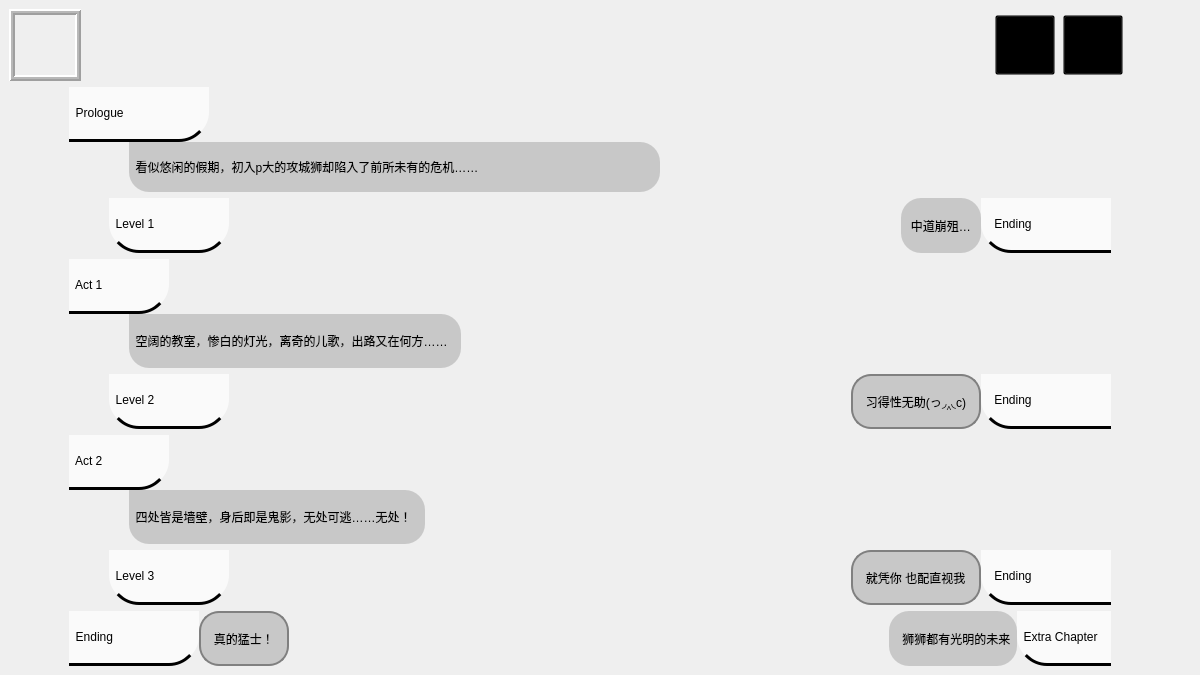
First picture: the form in start_menu/menuwindow.ui, repository Litchi-Silhouette/DDL, before the edit.
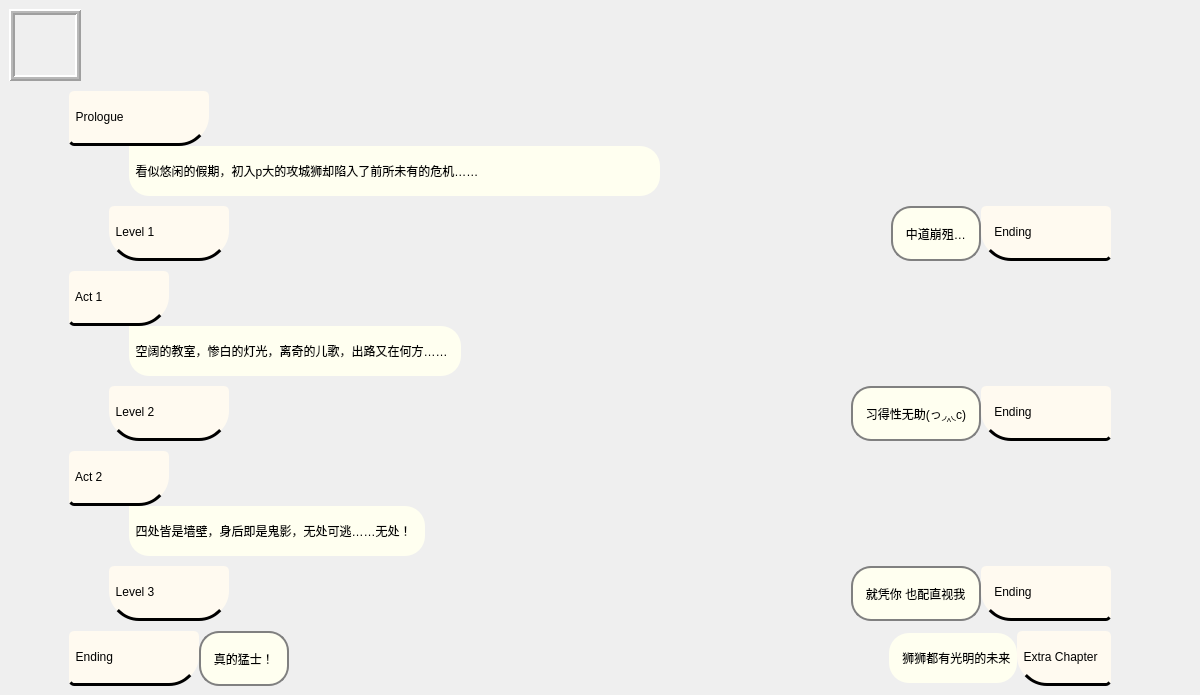
Second picture: the form after the edit. Icons and pictures are not drawn.

```diff
--- a/start_menu/menuwindow.ui
+++ b/start_menu/menuwindow.ui
@@ -10,6 +10,13 @@
     <height>675</height>
    </rect>
   </property>
+  <property name="palette">
+   <palette>
+    <active/>
+    <inactive/>
+    <disabled/>
+   </palette>
+  </property>
   <property name="cursor">
    <cursorShape>ArrowCursor</cursorShape>
   </property>
@@ -17,10 +24,14 @@
    <string>MainWindow</string>
   </property>
   <property name="styleSheet">
-   <string notr="true"/>
+   <string notr="true">QMainWindow{background: url(:/pic/image/background.png);}
+QPushButton{border-radius: 5px;}</string>
   </property>
   <widget class="QWidget" name="centralwidget">
    <layout class="QVBoxLayout" name="verticalLayout">
+    <property name="spacing">
+     <number>10</number>
+    </property>
     <item>
      <layout class="QHBoxLayout" name="horizontalLayout">
       <property name="spacing">
@@ -242,7 +253,7 @@
 text-align: left;
 border-bottom-right-radius: 30px;
 border-bottom: 3px solid black;
-background: rgba(250,250,250,1);
+background: rgba(255,250,240,1);
 }</string>
         </property>
         <property name="text">
@@ -280,7 +291,7 @@
           </property>
           <property name="styleSheet">
            <string notr="true">QLabel{
-background:rgba(200,200,200,1);
+background: rgba(255,255,240,1);
 font: 20pt &quot;华文楷体&quot;;
 border-bottom-right-radius: 20px;
 border-bottom-left-radius: 20px;
@@ -348,7 +359,7 @@
 border-bottom-right-radius: 30px;
 border-bottom-left-radius: 30px;
 border-bottom: 3px solid black;
-background: rgba(250,250,250,1);
+background: rgba(255,250,240,1);
 }</string>
         </property>
         <property name="text">
@@ -371,11 +382,24 @@
       </item>
       <item>
        <widget class="QLabel" name="end1Label">
+        <property name="sizePolicy">
+         <sizepolicy hsizetype="Preferred" vsizetype="Fixed">
+          <horstretch>0</horstretch>
+          <verstretch>0</verstretch>
+         </sizepolicy>
+        </property>
+        <property name="minimumSize">
+         <size>
+          <width>0</width>
+          <height>55</height>
+         </size>
+        </property>
         <property name="styleSheet">
          <string notr="true">QLabel{
-background:rgba(200,200,200,1);
+background: rgba(255,255,240,1);
 font: 20pt &quot;华文楷体&quot;;
 border-radius: 20px;
+border:2px solid gray;
 text-align: left;
 }</string>
         </property>
@@ -416,7 +440,7 @@
 text-align: left;
 border-bottom-left-radius: 30px;
 border-bottom: 3px solid black;
-background: rgba(250,250,250,1);
+background: rgba(255,250,240,1);
 }</string>
         </property>
         <property name="text">
@@ -454,7 +478,7 @@
 text-align: left;
 border-bottom-right-radius: 30px;
 border-bottom: 3px solid black;
-background: rgba(250,250,250,1);
+background: rgba(255,250,240,1);
 }</string>
         </property>
         <property name="text">
@@ -468,7 +492,13 @@
          <number>60</number>
         </property>
         <item>
-         <widget class="QLabel" name="label_2">
+         <widget class="QLabel" name="act1Label">
+          <property name="sizePolicy">
+           <sizepolicy hsizetype="Preferred" vsizetype="Fixed">
+            <horstretch>0</horstretch>
+            <verstretch>0</verstretch>
+           </sizepolicy>
+          </property>
           <property name="minimumSize">
            <size>
             <width>0</width>
@@ -477,7 +507,7 @@
           </property>
           <property name="styleSheet">
            <string notr="true">QLabel{
-background:rgba(200,200,200,1);
+background: rgba(255,255,240,1);
 font: 20pt &quot;华文楷体&quot;;
 border-bottom-right-radius: 20px;
 border-bottom-left-radius: 20px;
@@ -542,7 +572,7 @@
 border-bottom-right-radius: 30px;
 border-bottom-left-radius: 30px;
 border-bottom: 3px solid black;
-background: rgba(250,250,250,1);
+background: rgba(255,250,240,1);
 }</string>
         </property>
         <property name="text">
@@ -565,9 +595,21 @@
       </item>
       <item>
        <widget class="QLabel" name="end2Label">
+        <property name="sizePolicy">
+         <sizepolicy hsizetype="Preferred" vsizetype="Fixed">
+          <horstretch>0</horstretch>
+          <verstretch>0</verstretch>
+         </sizepolicy>
+        </property>
+        <property name="minimumSize">
+         <size>
+          <width>0</width>
+          <height>55</height>
+         </size>
+        </property>
         <property name="styleSheet">
          <string notr="true">QLabel{
-background:rgba(200,200,200,1);
+background: rgba(255,255,240,1);
 font: 20pt &quot;华文楷体&quot;;
 border-radius: 20px;
 border:2px solid gray;
@@ -599,7 +641,7 @@
 text-align: left;
 border-bottom-left-radius: 30px;
 border-bottom: 3px solid black;
-background: rgba(250,250,250,1);
+background: rgba(255,250,240,1);
 }</string>
         </property>
         <property name="text">
@@ -637,7 +679,7 @@
 text-align: left;
 border-bottom-right-radius: 30px;
 border-bottom: 3px solid black;
-background: rgba(250,250,250,1);
+background: rgba(255,250,240,1);
 }</string>
         </property>
         <property name="text">
@@ -651,7 +693,13 @@
          <number>60</number>
         </property>
         <item>
-         <widget class="QLabel" name="label_3">
+         <widget class="QLabel" name="act2Label">
+          <property name="sizePolicy">
+           <sizepolicy hsizetype="Preferred" vsizetype="Fixed">
+            <horstretch>0</horstretch>
+            <verstretch>0</verstretch>
+           </sizepolicy>
+          </property>
           <property name="minimumSize">
            <size>
             <width>0</width>
@@ -660,7 +708,7 @@
           </property>
           <property name="styleSheet">
            <string notr="true">QLabel{
-background:rgba(200,200,200,1);
+background: rgba(255,255,240,1);
 font: 20pt &quot;华文楷体&quot;;
 border-bottom-right-radius: 20px;
 border-bottom-left-radius: 20px;
@@ -725,7 +773,7 @@
 border-bottom-right-radius: 30px;
 border-bottom-left-radius: 30px;
 border-bottom: 3px solid black;
-background: rgba(250,250,250,1);
+background: rgba(255,250,240,1);
 }</string>
         </property>
         <property name="text">
@@ -748,9 +796,21 @@
       </item>
       <item>
        <widget class="QLabel" name="end3Label">
+        <property name="sizePolicy">
+         <sizepolicy hsizetype="Preferred" vsizetype="Fixed">
+          <horstretch>0</horstretch>
+          <verstretch>0</verstretch>
+         </sizepolicy>
+        </property>
+        <property name="minimumSize">
+         <size>
+          <width>0</width>
+          <height>55</height>
+         </size>
+        </property>
         <property name="styleSheet">
          <string notr="true">QLabel{
-background:rgba(200,200,200,1);
+background: rgba(255,255,240,1);
 font: 20pt &quot;华文楷体&quot;;
 border-radius: 20px;
 border:2px solid gray;
@@ -782,7 +842,7 @@
 text-align: left;
 border-bottom-left-radius: 30px;
 border-bottom: 3px solid black;
-background: rgba(250,250,250,1);
+background: rgba(255,250,240,1);
 }</string>
         </property>
         <property name="text">
@@ -823,7 +883,7 @@
 text-align: left;
 border-bottom-right-radius: 30px;
 border-bottom: 3px solid black;
-background: rgba(250,250,250,1);
+background: rgba(255,250,240,1);
 }</string>
         </property>
         <property name="text">
@@ -833,6 +893,12 @@
       </item>
       <item>
        <widget class="QLabel" name="end4Label">
+        <property name="sizePolicy">
+         <sizepolicy hsizetype="Preferred" vsizetype="Fixed">
+          <horstretch>0</horstretch>
+          <verstretch>0</verstretch>
+         </sizepolicy>
+        </property>
         <property name="maximumSize">
          <size>
           <width>16777215</width>
@@ -841,7 +907,7 @@
         </property>
         <property name="styleSheet">
          <string notr="true">QLabel{
-background:rgba(200,200,200,1);
+background: rgba(255,255,240,1);
 font: 20pt &quot;华文楷体&quot;;
 border-radius: 20px;
 border:2px solid gray;
@@ -868,9 +934,21 @@
       </item>
       <item>
        <widget class="QLabel" name="extraLabel">
+        <property name="sizePolicy">
+         <sizepolicy hsizetype="Preferred" vsizetype="Fixed">
+          <horstretch>0</horstretch>
+          <verstretch>0</verstretch>
+         </sizepolicy>
+        </property>
+        <property name="minimumSize">
+         <size>
+          <width>0</width>
+          <height>50</height>
+         </size>
+        </property>
         <property name="styleSheet">
          <string notr="true">QLabel{
-background:rgba(200,200,200,1);
+background: rgba(255,255,240,1);
 font: 20pt &quot;华文楷体&quot;;
 border-radius: 20px;
 text-align: left;
@@ -895,7 +973,7 @@
 text-align: left;
 border-bottom-left-radius: 30px;
 border-bottom: 3px solid black;
-background: rgba(250,250,250,1);
+background: rgba(255,250,240,1);
 }</string>
         </property>
         <property name="text">
@@ -905,6 +983,19 @@
       </item>
      </layout>
     </item>
+    <item>
+     <spacer name="verticalSpacer">
+      <property name="orientation">
+       <enum>Qt::Vertical</enum>
+      </property>
+      <property name="sizeHint" stdset="0">
+       <size>
+        <width>20</width>
+        <height>40</height>
+       </size>
+      </property>
+     </spacer>
+    </item>
    </layout>
   </widget>
  </widget>
```
Left out of the diff: 30 changed lines with no effect on the pictures.
